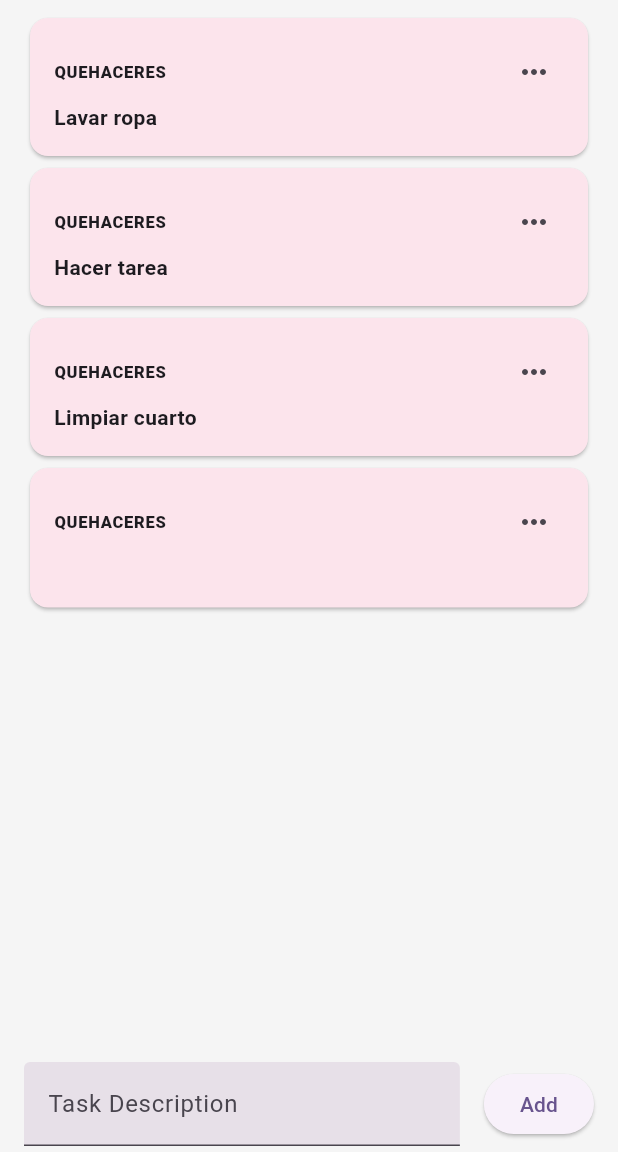
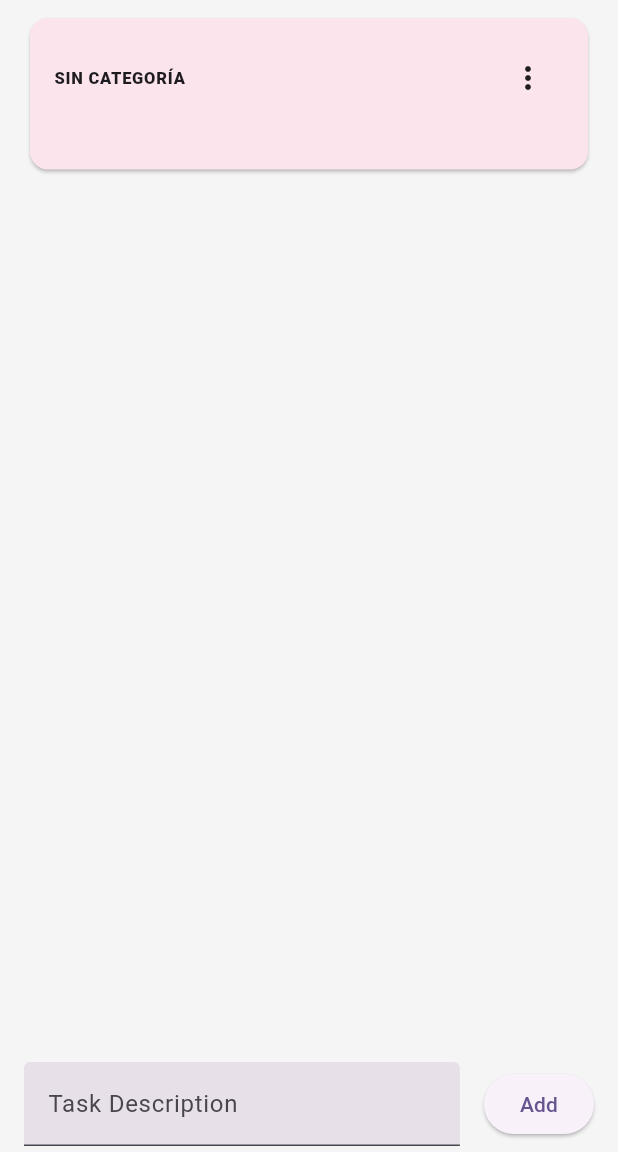
Before and after one commit to fluttercrafters/taskflow, a Flutter app: the screen it shows after launch, after a tap on "Add", on a phone screen of 412 x 824 dp, the part 84-1236 px from its top. Run offline on Flutter 3.47's test engine with Material 3 defaults, Android fonts, the phone set to English and light mode, and no system bars; our stand-ins replace equatable, gap.

Commit message:
feat: include inherited widget and popup menu

```diff
--- a/lib/core/app/app.dart
+++ b/lib/core/app/app.dart
@@ -1,4 +1,6 @@
 import 'package:flutter/material.dart';
+import 'package:taskflow/core/app/taskflow.dart';
+import 'package:taskflow/core/app/taskflow_data.dart';
 import 'package:taskflow/features/home/home.dart';
 
 class TaskFlowApp extends StatelessWidget {
@@ -6,7 +8,9 @@ class TaskFlowApp extends StatelessWidget {
 
   @override
   Widget build(BuildContext context) {
-    return MaterialApp(
+    return TaskFlowBinding(
+      initialData: const TaskFlowData(),
+      child: MaterialApp(
         debugShowCheckedModeBanner: false,
         title: 'TaskFlow',
         theme: ThemeData(
@@ -24,6 +28,7 @@ class TaskFlowApp extends StatelessWidget {
           scaffoldBackgroundColor: Colors.grey[100],
         ),
         home: const HomePage(),
+      ),
     );
   }
 }
--- /dev/null
+++ b/lib/core/app/taskflow.dart
@@ -0,0 +1,89 @@
+import 'package:flutter/foundation.dart';
+import 'package:flutter/material.dart';
+import 'package:taskflow/core/app/taskflow_data.dart';
+import 'package:taskflow/domain/models/task.dart';
+
+class _TaskFlowScope extends InheritedWidget {
+  const _TaskFlowScope({
+    required super.child,
+    required this.bindingState,
+  });
+
+  final TaskFlowBindingState bindingState;
+
+  static TaskFlowBindingState? maybeOf(BuildContext context) {
+    return context
+        .dependOnInheritedWidgetOfExactType<_TaskFlowScope>()
+        ?.bindingState;
+  }
+
+  static TaskFlowBindingState of(BuildContext context) {
+    final TaskFlowBindingState? result = maybeOf(context);
+    assert(result != null, 'No TaskFlowBindingState found in context');
+    return result!;
+  }
+
+  @override
+  bool updateShouldNotify(_TaskFlowScope oldWidget) => true;
+
+  @override
+  void debugFillProperties(DiagnosticPropertiesBuilder properties) {
+    super.debugFillProperties(properties);
+    properties.add(DiagnosticsProperty<TaskFlowBindingState>(
+        'bindingState', bindingState));
+  }
+}
+
+class TaskFlowBinding extends StatefulWidget {
+  const TaskFlowBinding({
+    super.key,
+    required this.initialData,
+    required this.child,
+  });
+
+  final TaskFlowData initialData;
+  final Widget child;
+
+  @override
+  TaskFlowBindingState createState() => TaskFlowBindingState();
+
+  static TaskFlowBindingState of(BuildContext context) {
+    return _TaskFlowScope.of(context);
+  }
+
+  static void addTask(BuildContext context, Task newTask) {
+    final state = _TaskFlowScope.of(context);
+    state.updateData(TaskFlowData(
+      tasks: [
+        ...state.currentData.tasks,
+        newTask,
+      ],
+    ));
+  }
+}
+
+class TaskFlowBindingState extends State<TaskFlowBinding> {
+  late TaskFlowData currentData;
+
+  @override
+  void initState() {
+    super.initState();
+    currentData = widget.initialData;
+  }
+
+  void updateData(TaskFlowData newData) {
+    if (newData != currentData) {
+      setState(() {
+        currentData = newData;
+      });
+    }
+  }
+
+  @override
+  Widget build(BuildContext context) {
+    return _TaskFlowScope(
+      bindingState: this,
+      child: widget.child,
+    );
+  }
+}
--- /dev/null
+++ b/lib/core/app/taskflow_data.dart
@@ -0,0 +1,15 @@
+import 'package:equatable/equatable.dart';
+import 'package:taskflow/domain/models/task.dart';
+
+class TaskFlowData extends Equatable {
+  final List<Task> tasks;
+
+  const TaskFlowData({
+    this.tasks = const [],
+  });
+
+  @override
+  List<Object?> get props => [
+        tasks,
+      ];
+}
--- a/lib/domain/models/task.dart
+++ b/lib/domain/models/task.dart
@@ -1,11 +1,13 @@
-class Task {
+import 'package:equatable/equatable.dart';
+
+class Task extends Equatable {
   final int priority;
   final bool isDone;
   final String description;
   final String category;
   final List<String> tags;
 
-  Task({
+  const Task({
     required this.priority,
     required this.isDone,
     required this.description,
@@ -13,11 +15,22 @@ class Task {
     required this.tags,
   });
 
-  Task.empty({
+  const Task.description({
     required this.description,
     this.priority = -1,
     this.isDone = false,
-    this.category = 'Quehaceres',
+    this.category = 'Sin Categoría',
     this.tags = const [],
   });
+
+  static Task empty = const Task.description(description: '');
+
+  @override
+  List<Object?> get props => [
+        priority,
+        isDone,
+        description,
+        category,
+        tags,
+      ];
 }
--- a/lib/features/home/home.dart
+++ b/lib/features/home/home.dart
@@ -1,22 +1,11 @@
 import 'package:flutter/material.dart';
+import 'package:taskflow/core/app/taskflow.dart';
 import 'package:taskflow/core/widgets/appbar.dart';
-import 'package:taskflow/domain/models/task.dart';
 import 'package:taskflow/features/home/widgets/task_form.dart';
 import 'package:taskflow/features/home/widgets/task_list.dart';
 
-class HomePage extends StatefulWidget {
+class HomePage extends StatelessWidget {
   const HomePage({super.key});
-
-  @override
-  State<HomePage> createState() => _HomePageState();
-}
-
-class _HomePageState extends State<HomePage> {
-  List<Task> tasks = [
-    Task.empty(description: 'Lavar ropa'),
-    Task.empty(description: 'Hacer tarea'),
-    Task.empty(description: 'Limpiar cuarto'),
-  ];
 
   @override
   Widget build(BuildContext context) {
@@ -25,7 +14,8 @@ class _HomePageState extends State<HomePage> {
       body: Column(
         children: [
           Expanded(
-            child: TasksList(tasks: tasks),
+            child:
+                TasksList(tasks: TaskFlowBinding.of(context).currentData.tasks),
           ),
           SizedBox(
             height: 64,
@@ -33,9 +23,7 @@ class _HomePageState extends State<HomePage> {
               padding: const EdgeInsets.symmetric(horizontal: 16.0),
               child: TaskForm(
                 onTaskSubmitted: (newTask) {
-                  setState(() {
-                    tasks.add(newTask);
-                  });
+                  TaskFlowBinding.addTask(context, newTask);
                 },
               ),
             ),
--- a/lib/features/home/widgets/task_form.dart
+++ b/lib/features/home/widgets/task_form.dart
@@ -35,7 +35,7 @@ class _TaskFormState extends State<TaskForm> {
         const Gap(16),
         ElevatedButton(
           onPressed: () {
-            widget.onTaskSubmitted(Task.empty(description: _controller.text));
+            widget.onTaskSubmitted(Task.description(description: _controller.text));
             _controller.clear();
           }
               ,
--- a/lib/features/home/widgets/task_item.dart
+++ b/lib/features/home/widgets/task_item.dart
@@ -1,6 +1,7 @@
 import 'dart:math';
 
 import 'package:flutter/material.dart';
+import 'package:gap/gap.dart';
 import 'package:taskflow/domain/models/task.dart';
 
 final _cardColors = [
@@ -12,7 +13,12 @@ final _cardColors = [
   Colors.purple[50],
 ];
 
-class TaskItem extends StatelessWidget {
+enum TaskAction {
+  edit,
+  delete,
+}
+
+class TaskItem extends StatefulWidget {
   const TaskItem({
     super.key,
     required this.task,
@@ -21,33 +27,67 @@ class TaskItem extends StatelessWidget {
   final Task task;
 
   @override
+  State<TaskItem> createState() => _TaskItemState();
+}
+
+class _TaskItemState extends State<TaskItem> {
+  final randomColor = _cardColors[Random().nextInt(_cardColors.length)];
+
+  @override
   Widget build(BuildContext context) {
     return Card(
-      color: _cardColors[Random().nextInt(_cardColors.length)],
+      color: randomColor,
       child: Padding(
         padding: const EdgeInsets.all(16.0),
         child: Column(
           crossAxisAlignment: CrossAxisAlignment.stretch,
           children: [
             Row(
+              crossAxisAlignment: CrossAxisAlignment.center,
               children: [
                 Expanded(
                   child: Text(
-                    task.category.toUpperCase(),
+                    widget.task.category.toUpperCase(),
                     style: Theme.of(context).textTheme.labelSmall?.copyWith(
                           fontWeight: FontWeight.w900,
                         ),
                   ),
                 ),
-                IconButton(
-                  visualDensity: VisualDensity.compact,
-                  onPressed: () {},
-                  icon: const Icon(Icons.more_horiz),
+                PopupMenuButton<TaskAction>(
+                  initialValue: null,
+                  onSelected: (TaskAction item) {
+                    setState(() {
+                      // selectedMenu = item;
+                    });
+                  },
+                  itemBuilder: (BuildContext context) =>
+                      <PopupMenuEntry<TaskAction>>[
+                    const PopupMenuItem<TaskAction>(
+                      value: TaskAction.edit,
+                      child: Row(
+                        children: [
+                          Icon(Icons.edit_outlined),
+                          Gap(4),
+                          Expanded(child: Text('Edit')),
+                        ],
+                      ),
+                    ),
+                    const PopupMenuItem<TaskAction>(
+                      value: TaskAction.delete,
+                      child: Row(
+                        children: [
+                          Icon(Icons.delete_outlined),
+                          Gap(4),
+                          Expanded(child: Text('Delete')),
+                        ],
+                      ),
+                    ),
+                  ],
                 ),
               ],
             ),
             Text(
-              task.description,
+              widget.task.description,
               style: Theme.of(context).textTheme.bodyMedium?.copyWith(
                     fontWeight: FontWeight.w600,
                   ),
--- a/pubspec.yaml
+++ b/pubspec.yaml
@@ -13,6 +13,7 @@ dependencies:
   cupertino_icons: ^1.0.2
   intl: ^0.19.0
   gap: ^3.0.1
+  equatable: ^2.0.5
 
 dev_dependencies:
   flutter_test:
```
Also changed, not shown: pubspec.lock. Lines whose indentation alone changed are shown as unchanged.
